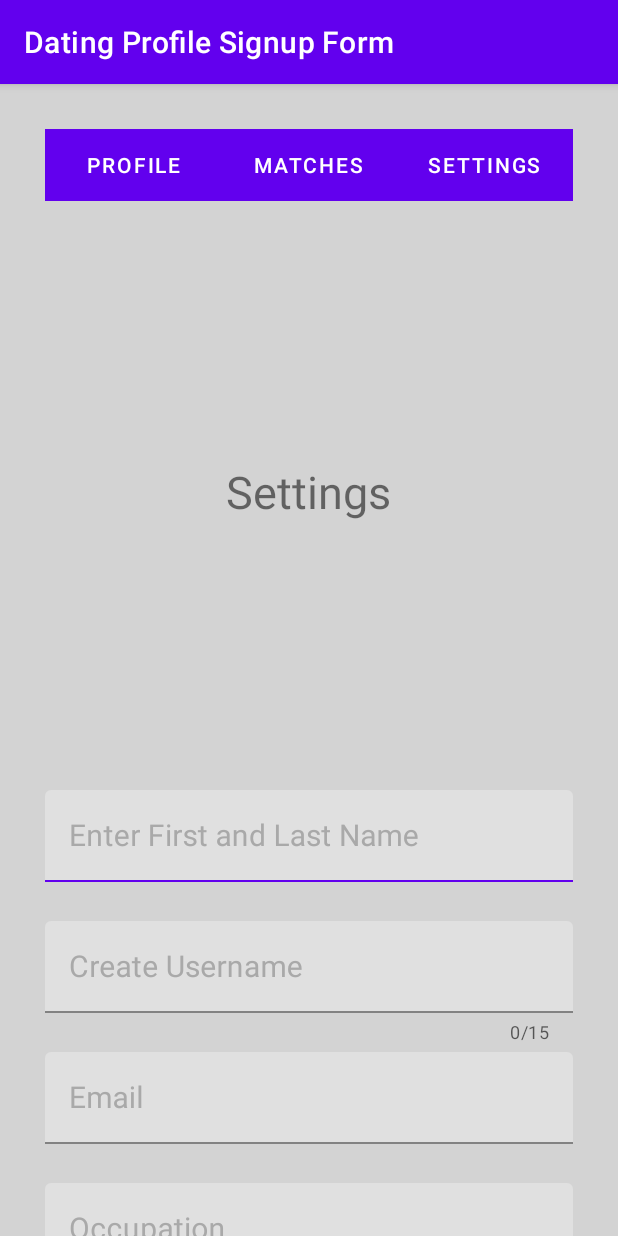
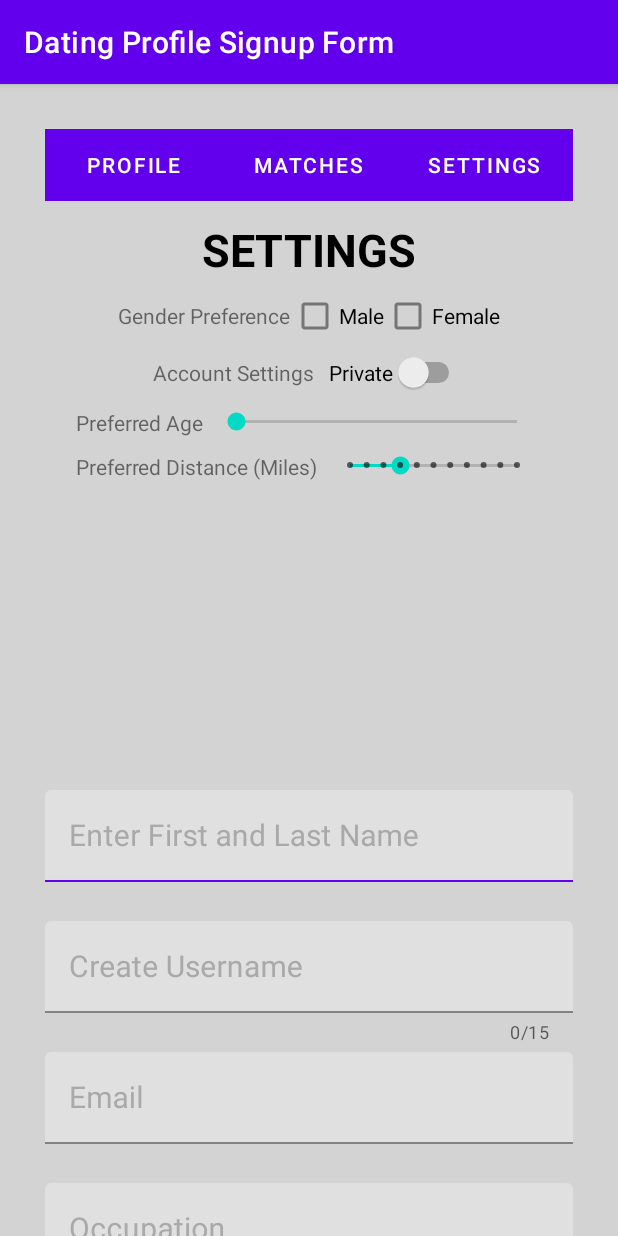
Before and after one commit to TimnLyt/HelloWorld, an Android app: the screen it shows after launch (Signup_Form), tab 3 chosen, on a phone screen of 412 x 824 dp. Run offline under Robolectric (Android 15) with nearby library versions, the phone set to English and light mode, and no system bars.

Commit message:
Week 7 work

```diff
--- a/app/build.gradle
+++ b/app/build.gradle
@@ -34,7 +34,7 @@ android {
 
 dependencies {
     implementation fileTree(dir: 'libs', include: ['*.jar'])
-    implementation 'androidx.appcompat:appcompat:1.2.0'
+    implementation 'androidx.appcompat:appcompat:1.3.0'
     //noinspection GradleCompatible
     implementation 'com.android.support:design:28.0.0'
     implementation 'com.google.android.material:material:1.3.0'
--- a/app/src/main/res/layout/frag3_layout.xml
+++ b/app/src/main/res/layout/frag3_layout.xml
@@ -1,14 +1,119 @@
 <?xml version="1.0" encoding="utf-8"?>
-<LinearLayout xmlns:android="http://schemas.android.com/apk/res/android"
+
+<androidx.core.widget.NestedScrollView xmlns:app="http://schemas.android.com/apk/res-auto"
+    xmlns:tools="http://schemas.android.com/tools"
+    android:layout_height="fill_parent"
+    android:layout_width="match_parent"
+    android:fillViewport="true"
+
+    xmlns:android="http://schemas.android.com/apk/res/android" >
+
+    <LinearLayout
         android:orientation="vertical"
         android:layout_width="match_parent"
-    android:gravity="center"
-    android:layout_height="match_parent">
+        android:gravity="center_horizontal"
+        android:layout_height="match_parent"
+        tools:context=".SimpleFirebaseExample">
+
+        <TextView
+            android:id="@+id/title_view"
+            android:layout_width="wrap_content"
+            android:layout_height="wrap_content"
+            android:text="@string/settings"
+            android:textColor="@color/black"
+            android:textStyle="bold"
+            android:textSize="30sp"
+            android:layout_marginTop="12dp"
+            />
+
+        <LinearLayout
+            android:layout_width="wrap_content"
+            android:layout_height="wrap_content"
+            android:orientation="horizontal">
 
             <TextView
                 android:layout_width="wrap_content"
                 android:layout_height="wrap_content"
-        android:text="Settings"
-        android:textSize="30sp"
+                android:text="@string/gender_preference"
                 />
+
+            <CheckBox
+                android:id="@+id/checkBoxMale"
+                android:layout_width="match_parent"
+                android:layout_height="wrap_content"
+                android:text="@string/Male" />
+
+            <CheckBox
+                android:id="@+id/checkBoxFemale"
+                android:layout_width="match_parent"
+                android:layout_height="wrap_content"
+                android:text="@string/female" />
+
         </LinearLayout>
+
+        <LinearLayout
+            android:layout_width="wrap_content"
+            android:layout_height="wrap_content"
+            android:orientation="horizontal">
+
+            <TextView
+                android:layout_width="wrap_content"
+                android:layout_height="wrap_content"
+                android:text="@string/account_settings"
+                android:paddingRight="10dp"
+                />
+
+            <Switch
+                android:id="@+id/switchAccSet"
+                android:layout_width="match_parent"
+                android:layout_height="wrap_content"
+                android:text="Private"
+                tools:ignore="UseSwitchCompatOrMaterialXml" />
+
+        </LinearLayout>
+
+        <LinearLayout
+            android:layout_width="310dp"
+            android:layout_height="wrap_content"
+            android:orientation="horizontal"
+            android:paddingTop="10dp">
+
+            <TextView
+                android:layout_width="wrap_content"
+                android:layout_height="wrap_content"
+                android:paddingRight="5dp"
+                android:text="@string/preferred_age" />
+
+            <SeekBar
+                android:id="@+id/seekBarAge"
+                android:layout_width="match_parent"
+                android:layout_height="wrap_content"
+                android:max="120"
+                android:min="18"/>
+
+        </LinearLayout>
+
+        <LinearLayout
+            android:layout_width="310dp"
+            android:layout_height="wrap_content"
+            android:orientation="horizontal"
+            android:paddingTop="10dp">
+
+            <TextView
+                android:layout_width="wrap_content"
+                android:layout_height="wrap_content"
+                android:paddingRight="5dp"
+                android:text="Preferred Distance (Miles)" />
+
+            <SeekBar
+                android:id="@+id/seekBarDistance"
+                style="@style/Widget.AppCompat.SeekBar.Discrete"
+                android:layout_width="match_parent"
+                android:layout_height="wrap_content"
+                android:max="10"
+                android:progress="3" />
+
+        </LinearLayout>
+
+    </LinearLayout>
+</androidx.core.widget.NestedScrollView>
--- a/app/src/main/res/values/strings.xml
+++ b/app/src/main/res/values/strings.xml
@@ -3,4 +3,10 @@
     <string name="tab_text_1">Profile</string>
     <string name="tab_text_2">Matches</string>
     <string name="tab_text_3">Settings</string>
+    <string name="gender_preference">Gender Preference</string>
+    <string name="Male">Male</string>
+    <string name="female">Female</string>
+    <string name="settings">SETTINGS</string>
+    <string name="account_settings">Account Settings</string>
+    <string name="preferred_age">Preferred Age</string>
 </resources>
```
Lines whose indentation alone changed are shown as unchanged.
